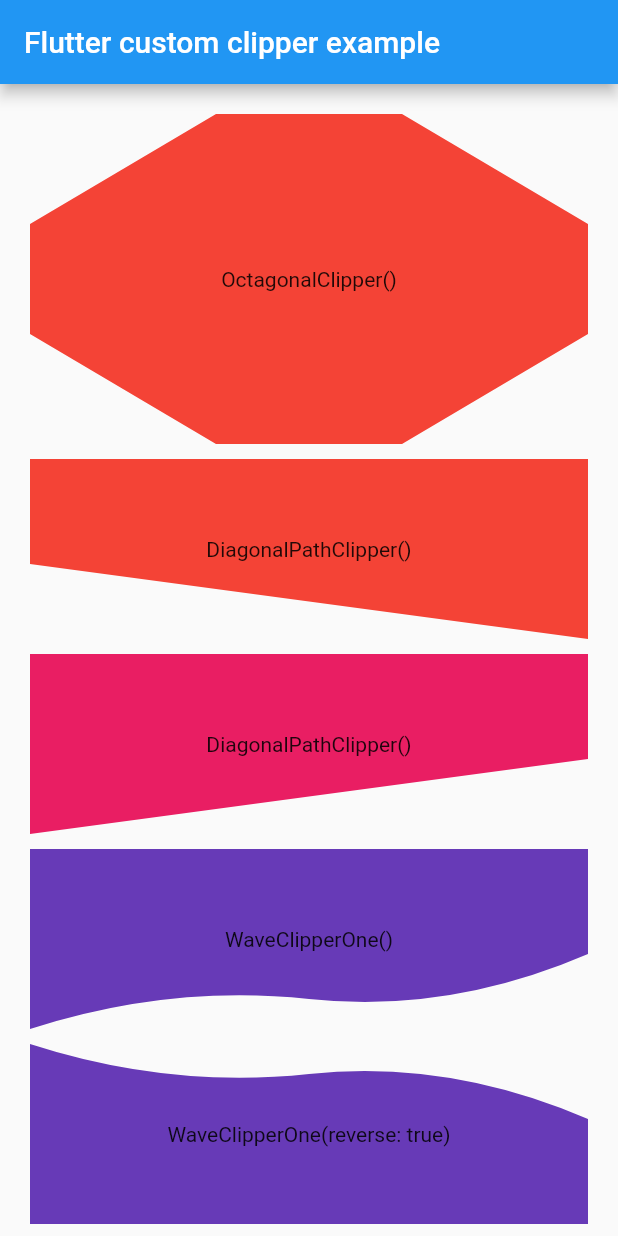
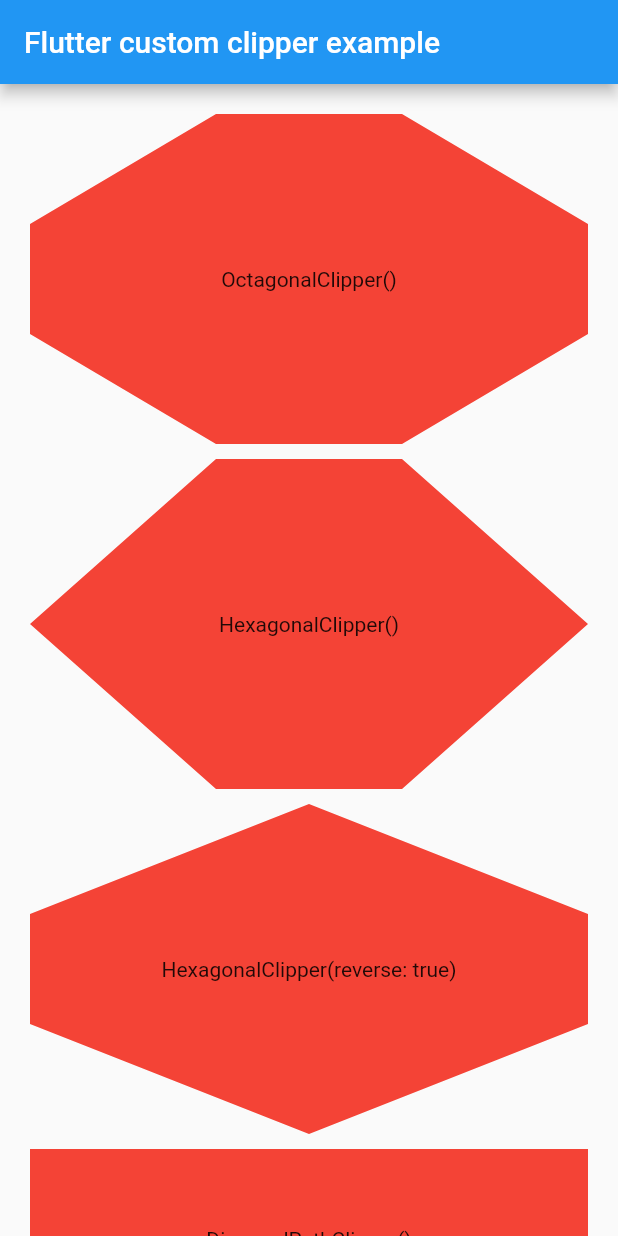
Before and after one commit to lohanidamodar/flutter_custom_clippers, a Flutter app: the screen it shows after launch, on a phone screen of 412 x 824 dp. Run offline on Flutter 3.47's test engine with Material 2 defaults, Android fonts, the phone set to English and light mode, and no system bars.

Commit message:
hexagonal clipper

```diff
--- a/example/lib/main.dart
+++ b/example/lib/main.dart
@@ -28,6 +28,24 @@ class HomeScreen extends StatelessWidget {
               height: 220,
               color: Colors.red,
               child: Center(child: Text("OctagonalClipper()")),
+            ),
+          ),
+          SizedBox(height: 10.0,),
+          ClipPath(
+            clipper: HexagonalClipper(),
+            child: Container(
+              height: 220,
+              color: Colors.red,
+              child: Center(child: Text("HexagonalClipper()")),
+            ),
+          ),
+          SizedBox(height: 10.0,),
+          ClipPath(
+            clipper: HexagonalClipper(reverse: true),
+            child: Container(
+              height: 220,
+              color: Colors.red,
+              child: Center(child: Text("HexagonalClipper(reverse: true)")),
             ),
           ),
           SizedBox(height: 10.0,),
--- a/lib/flutter_custom_clippers.dart
+++ b/lib/flutter_custom_clippers.dart
@@ -1,5 +1,6 @@
 export 'src/diagonal_path_clipper_1.dart';
 export 'src/diagonal_path_clipper_2.dart';
+export 'src/hexagonal_clipper.dart';
 export 'src/octagonal_clipper.dart';
 export 'src/oval_top_border_clipper.dart';
 export 'src/rounded_diagonal_path_clipper.dart';
--- /dev/null
+++ b/lib/src/hexagonal_clipper.dart
@@ -0,0 +1,41 @@
+import 'package:flutter/material.dart';
+
+class HexagonalClipper extends CustomClipper<Path> {
+  final bool reverse;
+
+  HexagonalClipper({this.reverse=false});
+
+  @override
+    Path getClip(Size size) {
+      var oneThirdWidth = size.width / 3.0;
+      var oneThirdHeight = size.height / 3.0;
+      if(reverse){
+        final path = Path()
+          ..lineTo(0.0, oneThirdHeight)
+          ..lineTo(0.0, oneThirdHeight*2)
+          ..lineTo(size.width/2, size.height)
+          ..lineTo(size.width, oneThirdHeight*2)
+          ..lineTo(size.width, oneThirdHeight)
+          ..lineTo(size.width/2, 0.0)
+          ..lineTo(0.0, oneThirdHeight)
+          ..close();
+        return path;
+      }else{
+        final path = Path()
+          ..lineTo(0.0, size.height/2)
+          ..lineTo(oneThirdWidth, size.height)
+          ..lineTo(oneThirdWidth*2, size.height)
+          ..lineTo(size.width, size.height/2)
+          ..lineTo(oneThirdWidth*2, 0.0)
+          ..lineTo(oneThirdWidth, 0.0)
+          ..lineTo(0.0, size.height/2)
+          ..close();
+        return path;
+      }
+    }
+
+  @override
+    bool shouldReclip(CustomClipper<Path> oldClipper) {
+      return true;
+    }
+}
```
